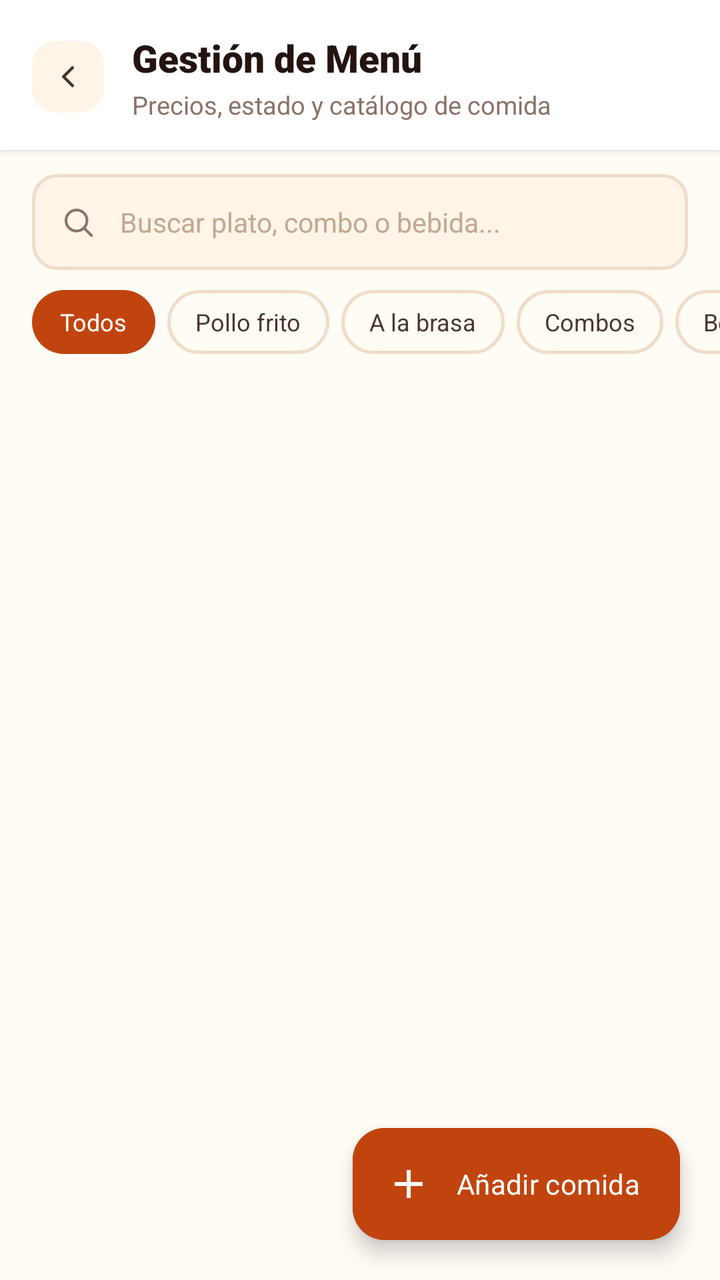
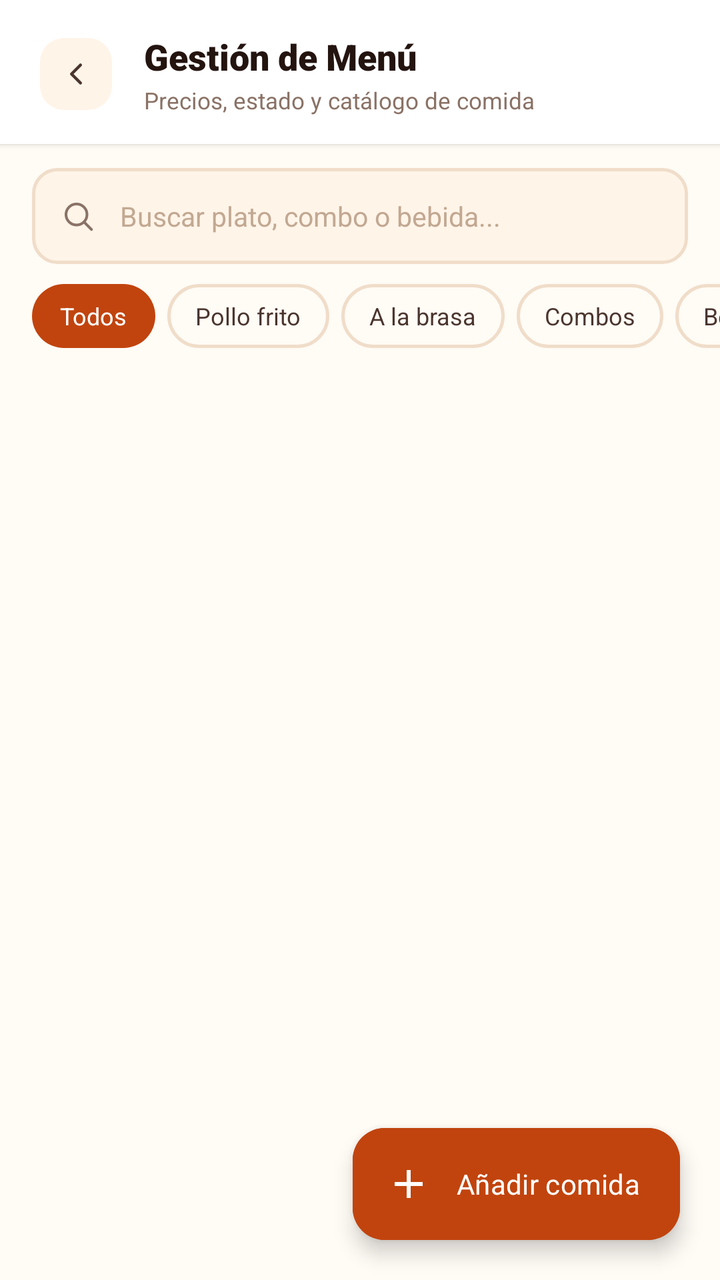

Compare the two renders of this Android layout. The source of the first and the diff that turns it into the second are given below.
<!-- AndroidManifest.xml: application theme Theme.Pollogithub -->
<!-- res/layout/activity_gestion_productos.xml -->
<?xml version="1.0" encoding="utf-8"?>
<androidx.coordinatorlayout.widget.CoordinatorLayout xmlns:android="http://schemas.android.com/apk/res/android"
    xmlns:app="http://schemas.android.com/apk/res-auto"
    xmlns:tools="http://schemas.android.com/tools"
    android:id="@+id/mainGestionProductos"
    android:layout_width="match_parent"
    android:layout_height="match_parent"
    android:background="@color/paper_50">

    <androidx.constraintlayout.widget.ConstraintLayout
        android:layout_width="match_parent"
        android:layout_height="match_parent">

        
        <LinearLayout
            android:id="@+id/headerGestion"
            android:layout_width="match_parent"
            android:layout_height="wrap_content"
            android:background="@color/white"
            android:elevation="2dp"
            android:gravity="center_vertical"
            android:orientation="horizontal"
            android:paddingHorizontal="16dp"
            android:paddingTop="16dp"
            android:paddingBottom="14dp"
            app:layout_constraintEnd_toEndOf="parent"
            app:layout_constraintStart_toStartOf="parent"
            app:layout_constraintTop_toTopOf="parent">

            
            <ImageButton
                android:id="@+id/btnBackGestion"
                android:layout_width="36dp"
                android:layout_height="36dp"
                android:background="@drawable/bg_back_btn"
                android:contentDescription="Volver"
                android:src="@drawable/ic_back_arrow" />

            <LinearLayout
                android:layout_width="0dp"
                android:layout_height="wrap_content"
                android:layout_marginStart="14dp"
                android:layout_weight="1"
                android:orientation="vertical">

                <TextView
                    android:layout_width="wrap_content"
                    android:layout_height="wrap_content"
                    android:fontFamily="sans-serif-black"
                    android:text="Gestión de Menú"
                    android:textColor="@color/char_900"
                    android:textSize="19sp" />

                <TextView
                    android:id="@+id/tvTotalCountSubtitle"
                    android:layout_width="wrap_content"
                    android:layout_height="wrap_content"
                    android:layout_marginTop="2dp"
                    android:fontFamily="sans-serif"
                    android:text="Precios, estado y catálogo de comida"
                    android:textColor="@color/char_400"
                    android:textSize="12.5sp" />
            </LinearLayout>
        </LinearLayout>

        
        <FrameLayout
            android:id="@+id/wrapSearchGestion"
            android:layout_width="match_parent"
            android:layout_height="48dp"
            android:layout_marginHorizontal="16dp"
            android:layout_marginTop="12dp"
            android:background="@drawable/bg_search"
            app:layout_constraintTop_toBottomOf="@id/headerGestion">

            <ImageView
                android:layout_width="18dp"
                android:layout_height="18dp"
                android:layout_gravity="center_vertical|start"
                android:layout_marginStart="14dp"
                android:contentDescription="Buscar"
                android:src="@drawable/ic_search" />

            <EditText
                android:id="@+id/etSearchGestion"
                android:layout_width="match_parent"
                android:layout_height="match_parent"
                android:background="@null"
                android:fontFamily="sans-serif"
                android:hint="Buscar plato, combo o bebida..."
                android:importantForAutofill="no"
                android:inputType="text"
                android:paddingStart="44dp"
                android:paddingEnd="16dp"
                android:textColor="@color/char_900"
                android:textColorHint="@color/placeholder_text"
                android:textSize="13.5sp" />
        </FrameLayout>

        
        <HorizontalScrollView
            android:id="@+id/scrollCategoryChips"
            android:layout_width="match_parent"
            android:layout_height="wrap_content"
            android:layout_marginTop="10dp"
            android:clipToPadding="false"
            android:paddingHorizontal="16dp"
            android:scrollbars="none"
            app:layout_constraintTop_toBottomOf="@id/wrapSearchGestion">

            <LinearLayout
                android:layout_width="wrap_content"
                android:layout_height="wrap_content"
                android:orientation="horizontal">

                <TextView
                    android:id="@+id/chipTodos"
                    android:layout_width="wrap_content"
                    android:layout_height="32dp"
                    android:layout_marginEnd="6dp"
                    android:background="@drawable/bg_chip_selected"
                    android:clickable="true"
                    android:focusable="true"
                    android:fontFamily="sans-serif-bold"
                    android:gravity="center"
                    android:paddingHorizontal="14dp"
                    android:text="Todos"
                    android:textColor="@color/white"
                    android:textSize="12sp" />

                <TextView
                    android:id="@+id/chipPolloFrito"
                    android:layout_width="wrap_content"
                    android:layout_height="32dp"
                    android:layout_marginEnd="6dp"
                    android:background="@drawable/bg_chip_unselected"
                    android:clickable="true"
                    android:focusable="true"
                    android:fontFamily="sans-serif-bold"
                    android:gravity="center"
                    android:paddingHorizontal="14dp"
                    android:text="Pollo frito"
                    android:textColor="@color/char_700"
                    android:textSize="12sp" />

                <TextView
                    android:id="@+id/chipBrasa"
                    android:layout_width="wrap_content"
                    android:layout_height="32dp"
                    android:layout_marginEnd="6dp"
                    android:background="@drawable/bg_chip_unselected"
                    android:clickable="true"
                    android:focusable="true"
                    android:fontFamily="sans-serif-bold"
                    android:gravity="center"
                    android:paddingHorizontal="14dp"
                    android:text="A la brasa"
                    android:textColor="@color/char_700"
                    android:textSize="12sp" />

                <TextView
                    android:id="@+id/chipCombos"
                    android:layout_width="wrap_content"
                    android:layout_height="32dp"
                    android:layout_marginEnd="6dp"
                    android:background="@drawable/bg_chip_unselected"
                    android:clickable="true"
                    android:focusable="true"
                    android:fontFamily="sans-serif-bold"
                    android:gravity="center"
                    android:paddingHorizontal="14dp"
                    android:text="Combos"
                    android:textColor="@color/char_700"
                    android:textSize="12sp" />

                <TextView
                    android:id="@+id/chipBebidas"
                    android:layout_width="wrap_content"
                    android:layout_height="32dp"
                    android:layout_marginEnd="6dp"
                    android:background="@drawable/bg_chip_unselected"
                    android:clickable="true"
                    android:focusable="true"
                    android:fontFamily="sans-serif-bold"
                    android:gravity="center"
                    android:paddingHorizontal="14dp"
                    android:text="Bebidas"
                    android:textColor="@color/char_700"
                    android:textSize="12sp" />

                <TextView
                    android:id="@+id/chipAcompanamientos"
                    android:layout_width="wrap_content"
                    android:layout_height="32dp"
                    android:background="@drawable/bg_chip_unselected"
                    android:clickable="true"
                    android:focusable="true"
                    android:fontFamily="sans-serif-bold"
                    android:gravity="center"
                    android:paddingHorizontal="14dp"
                    android:text="Acompañamientos"
                    android:textColor="@color/char_700"
                    android:textSize="12sp" />
            </LinearLayout>
        </HorizontalScrollView>

        
        <androidx.recyclerview.widget.RecyclerView
            android:id="@+id/rvProductosGestion"
            android:layout_width="match_parent"
            android:layout_height="0dp"
            android:layout_marginTop="8dp"
            android:clipToPadding="false"
            android:paddingBottom="84dp"
            app:layout_constraintBottom_toBottomOf="parent"
            app:layout_constraintTop_toBottomOf="@id/scrollCategoryChips" />

    </androidx.constraintlayout.widget.ConstraintLayout>

    
    <com.google.android.material.floatingactionbutton.ExtendedFloatingActionButton
        android:id="@+id/fabAddProduct"
        android:layout_width="wrap_content"
        android:layout_height="wrap_content"
        android:layout_gravity="bottom|end"
        android:layout_margin="20dp"
        android:backgroundTint="@color/ember_600"
        android:elevation="6dp"
        android:fontFamily="sans-serif-bold"
        android:text="Añadir comida"
        android:textColor="@color/white"
        app:icon="@drawable/ic_plus"
        app:iconTint="@color/white" />

</androidx.coordinatorlayout.widget.CoordinatorLayout>
<!-- resources referenced by this layout -->
<resources>
  <color name="char_400">#8A7266</color>
  <color name="char_700">#4A352E</color>
  <color name="char_900">#241410</color>
  <color name="ember_600">#C1440E</color>
  <color name="paper_50">#FFFBF5</color>
  <color name="placeholder_text">#C2A892</color>
  <color name="white">#FFFFFFFF</color>
  <!-- drawable bg_search (drawable) -->
  <?xml version="1.0" encoding="utf-8"?>
  <shape xmlns:android="http://schemas.android.com/apk/res/android"
      android:shape="rectangle">
      <solid android:color="@color/paper_100" />
      <stroke
          android:width="1.5dp"
          android:color="@color/line_color" />
      <corners android:radius="12dp" />
  </shape>
  <!-- drawable ic_plus (drawable) -->
  <vector xmlns:android="http://schemas.android.com/apk/res/android"
      android:width="24dp"
      android:height="24dp"
      android:viewportWidth="24"
      android:viewportHeight="24">
    <path
        android:fillColor="#FFFFFFFF"
        android:pathData="M19,13h-6v6h-2v-6H5v-2h6V5h2v6h6v2z"/>
  </vector>
  <style name="Theme.Pollogithub" parent="Base.Theme.Pollogithub" />
  <color name="paper_100">#FFF4E8</color>
  <color name="line_color">#F0DDC9</color>
  <color name="ember_100">#FFE4D1</color>
  <color name="ember_700">#9C2F0E</color>
  <!-- unchanged entries left out for length: 6 -->
</resources>

<!-- the commit's change to res/layout/activity_gestion_productos.xml (unified diff, before → after) -->
@@ -14,15 +14,7 @@
         
         <LinearLayout
             android:id="@+id/headerGestion"
-            android:layout_width="match_parent"
-            android:layout_height="wrap_content"
-            android:background="@color/white"
-            android:elevation="2dp"
-            android:gravity="center_vertical"
-            android:orientation="horizontal"
-            android:paddingHorizontal="16dp"
-            android:paddingTop="16dp"
-            android:paddingBottom="14dp"
+            style="@style/Widget.Pollo.Header.Horizontal"
             app:layout_constraintEnd_toEndOf="parent"
             app:layout_constraintStart_toStartOf="parent"
             app:layout_constraintTop_toTopOf="parent">
@@ -30,36 +22,28 @@
             
             <ImageButton
                 android:id="@+id/btnBackGestion"
-                android:layout_width="36dp"
-                android:layout_height="36dp"
-                android:background="@drawable/bg_back_btn"
-                android:contentDescription="Volver"
-                android:src="@drawable/ic_back_arrow" />
+                style="@style/Widget.Pollo.Button.Back" />
 
             <LinearLayout
                 android:layout_width="0dp"
                 android:layout_height="wrap_content"
-                android:layout_marginStart="14dp"
+                android:layout_marginStart="@dimen/spacing_l"
                 android:layout_weight="1"
                 android:orientation="vertical">
 
                 <TextView
+                    android:textAppearance="@style/TextAppearance.Pollo.Title.Medium"
                     android:layout_width="wrap_content"
                     android:layout_height="wrap_content"
-                    android:fontFamily="sans-serif-black"
-                    android:text="Gestión de Menú"
-                    android:textColor="@color/char_900"
-                    android:textSize="19sp" />
+                    android:text="Gestión de Menú" />
 
                 <TextView
                     android:id="@+id/tvTotalCountSubtitle"
+                    android:textAppearance="@style/TextAppearance.Pollo.Subtitle"
                     android:layout_width="wrap_content"
                     android:layout_height="wrap_content"
-                    android:layout_marginTop="2dp"
-                    android:fontFamily="sans-serif"
-                    android:text="Precios, estado y catálogo de comida"
-                    android:textColor="@color/char_400"
-                    android:textSize="12.5sp" />
+                    android:layout_marginTop="@dimen/spacing_2xs"
+                    android:text="Precios, estado y catálogo de comida" />
             </LinearLayout>
         </LinearLayout>
 
<!-- resource entries referenced after the edit -->
@@ -1,12 +1,24 @@
 <!-- resources referenced by this layout -->
 <resources>
   <color name="char_400">#8A7266</color>
+  <dimen name="text_size_caption">11.5sp</dimen>
+  <style name="TextAppearance.Pollo.Title" parent="TextAppearance.Pollo" />
+  <dimen name="text_size_title_medium">18sp</dimen>
+  <style name="Widget.Pollo" parent="" />
+  <dimen name="btn_icon_size_small">36dp</dimen>
+  <string name="content_desc_back">Volver</string>
+  <dimen name="elevation_low">2dp</dimen>
+  <dimen name="header_padding_horizontal">20dp</dimen>
+  <dimen name="header_padding_top">16dp</dimen>
+  <dimen name="header_padding_bottom">14dp</dimen>
   <color name="char_700">#4A352E</color>
   <color name="char_900">#241410</color>
   <color name="ember_600">#C1440E</color>
   <color name="paper_50">#FFFBF5</color>
   <color name="placeholder_text">#C2A892</color>
   <color name="white">#FFFFFFFF</color>
+  <dimen name="spacing_2xs">2dp</dimen>
+  <dimen name="spacing_l">16dp</dimen>
   <!-- drawable bg_search (drawable) -->
   <?xml version="1.0" encoding="utf-8"?>
   <shape xmlns:android="http://schemas.android.com/apk/res/android"
@@ -27,8 +39,38 @@
         android:fillColor="#FFFFFFFF"
         android:pathData="M19,13h-6v6h-2v-6H5v-2h6V5h2v6h6v2z"/>
   </vector>
+  <style name="TextAppearance.Pollo.Subtitle" parent="TextAppearance.Pollo">
+          <item name="android:fontFamily">sans-serif</item>
+          <item name="android:textColor">@color/char_400</item>
+          <item name="android:textSize">@dimen/text_size_caption</item>
+      </style>
+  <style name="TextAppearance.Pollo.Title.Medium" parent="TextAppearance.Pollo.Title">
+          <item name="android:fontFamily">sans-serif-black</item>
+          <item name="android:textColor">@color/char_900</item>
+          <item name="android:textSize">@dimen/text_size_title_medium</item>
+      </style>
+  <style name="Widget.Pollo.Button.Back" parent="Widget.Pollo">
+          <item name="android:layout_width">@dimen/btn_icon_size_small</item>
+          <item name="android:layout_height">@dimen/btn_icon_size_small</item>
+          <item name="android:background">@drawable/bg_back_btn</item>
+          <item name="android:src">@drawable/ic_back_arrow</item>
+          <item name="android:scaleType">centerInside</item>
+          <item name="android:contentDescription">@string/content_desc_back</item>
+      </style>
+  <style name="Widget.Pollo.Header.Horizontal" parent="Widget.Pollo">
+          <item name="android:layout_width">match_parent</item>
+          <item name="android:layout_height">wrap_content</item>
+          <item name="android:background">@color/white</item>
+          <item name="android:elevation">@dimen/elevation_low</item>
+          <item name="android:orientation">horizontal</item>
+          <item name="android:gravity">center_vertical</item>
+          <item name="android:paddingHorizontal">@dimen/header_padding_horizontal</item>
+          <item name="android:paddingTop">@dimen/header_padding_top</item>
+          <item name="android:paddingBottom">@dimen/header_padding_bottom</item>
+      </style>
   <style name="Theme.Pollogithub" parent="Base.Theme.Pollogithub" />
   <color name="paper_100">#FFF4E8</color>
+  <style name="TextAppearance.Pollo" parent="android:TextAppearance" />
   <color name="line_color">#F0DDC9</color>
   <color name="ember_100">#FFE4D1</color>
   <color name="ember_700">#9C2F0E</color>
